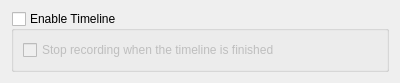
Old version of the form src/ui/timelineconfig.ui in the repository hippich/recorditnow.
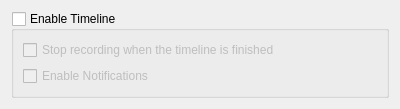
New version of the form.

Commit message: Notifications yaaay!!!

What changed in the file:
```diff
--- a/src/ui/timelineconfig.ui
+++ b/src/ui/timelineconfig.ui
@@ -7,7 +7,7 @@
     <x>0</x>
     <y>0</y>
     <width>400</width>
-    <height>75</height>
+    <height>99</height>
    </rect>
   </property>
   <property name="windowTitle">
@@ -36,6 +36,13 @@
         </property>
        </widget>
       </item>
+      <item row="1" column="0" colspan="2">
+       <widget class="QCheckBox" name="kcfg_timelineNotifications">
+        <property name="text">
+         <string>Enable Notifications</string>
+        </property>
+       </widget>
+      </item>
      </layout>
     </widget>
    </item>
```
The commit also changes 6 other files.
